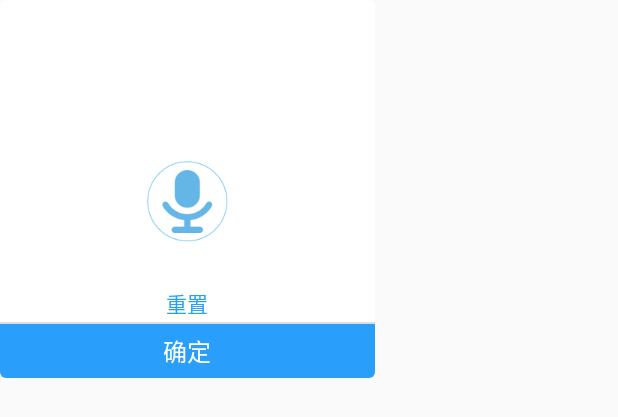
After one commit to 66668/IflytekSample, an Android app: the layout dialog_speek.xml on its own in the app's theme, with its tools: preview values and no code run, on a phone screen of 412 x 824 dp. The commit adds this screen. Shown: the top 417 px of the screen. Run offline under Robolectric (Android 15) with nearby library versions, the light colour scheme and no system bars.

Commit message:
讯飞自定义 录音动画效果

```diff
--- a/app/src/main/AndroidManifest.xml
+++ b/app/src/main/AndroidManifest.xml
@@ -47,6 +47,12 @@
 
         <activity
             android:name="com.iflytek.voicedemo.IatDemo"
+            android:configChanges="mcc|mnc|locale|touchscreen|keyboard|keyboardHidden|navigation|orientation|screenLayout|fontScale"
+            android:screenOrientation="portrait" >
+        </activity>
+
+        <activity
+            android:name="com.iflytek.voicedemo.MyIatDemoActivity"
             android:configChanges="mcc|mnc|locale|touchscreen|keyboard|keyboardHidden|navigation|orientation|screenLayout|fontScale"
             android:screenOrientation="portrait" >
         </activity>
--- a/app/src/main/java/com/iflytek/voicedemo/IatDemo.java
+++ b/app/src/main/java/com/iflytek/voicedemo/IatDemo.java
@@ -142,8 +142,8 @@ public class IatDemo extends Activity implements OnClickListener {
 			mIatResults.clear();
 			// 设置参数
 			setParam();
-			boolean isShowDialog = mSharedPreferences.getBoolean(
-					getString(R.string.pref_key_iat_show), true);
+
+			boolean isShowDialog = mSharedPreferences.getBoolean(getString(R.string.pref_key_iat_show), true);
 			if (isShowDialog) {
 				// 显示听写对话框
 				mIatDialog.setListener(mRecognizerDialogListener);
@@ -158,6 +158,7 @@ public class IatDemo extends Activity implements OnClickListener {
 					showTip(getString(R.string.text_begin));
 				}
 			}
+
 			break;
 		// 音频流识别
 		case R.id.iat_recognize_stream:
--- /dev/null
+++ b/app/src/main/res/drawable/daofu_dialog_bg.xml
@@ -0,0 +1,6 @@
+<?xml version="1.0" encoding="utf-8"?>
+<shape xmlns:android="http://schemas.android.com/apk/res/android"
+    android:shape="rectangle">
+    <corners android:radius="4dp" />
+    <solid android:color="@android:color/white" />
+</shape>
--- /dev/null
+++ b/app/src/main/res/drawable/speek_bottom_btncolor.xml
@@ -0,0 +1,9 @@
+<?xml version="1.0" encoding="utf-8"?>
+<shape xmlns:android="http://schemas.android.com/apk/res/android"
+    android:shape="rectangle" >
+    <solid android:color="#299FFB" />
+    <corners
+        android:bottomLeftRadius="4dp"
+        android:bottomRightRadius="4dp" />
+
+</shape>
--- /dev/null
+++ b/app/src/main/res/layout/dialog_speek.xml
@@ -0,0 +1,85 @@
+<?xml version="1.0" encoding="utf-8"?><!--弹窗 大客户 有确定按钮-->
+<LinearLayout xmlns:android="http://schemas.android.com/apk/res/android"
+    android:layout_width="wrap_content"
+    android:layout_height="wrap_content"
+    android:orientation="vertical">
+
+    <RelativeLayout
+        android:focusable="true"
+        android:focusableInTouchMode="true"
+        android:layout_width="250dp"
+        android:layout_height="252dp"
+        android:layout_gravity="center_horizontal"
+        android:background="@drawable/daofu_dialog_bg"
+        android:orientation="vertical">
+
+        <!--展示结果-->
+        <EditText
+            android:background="@null"
+            android:id="@+id/tv_Result"
+            android:layout_width="match_parent"
+            android:layout_height="80dp"
+            android:ellipsize="end"
+            android:gravity="center_vertical"
+            android:lines="3"
+            android:paddingEnd="10dp"
+            android:paddingStart="10dp"
+            android:textSize="16sp" />
+        <!--展示动画 布局高度= 120dp-->
+        <RelativeLayout
+            android:layout_width="match_parent"
+            android:layout_below="@+id/tv_Result"
+            android:layout_above="@+id/tv_control"
+            android:layout_height="wrap_content">
+
+            <!--说话动画效果-->
+            <ImageView
+                android:id="@+id/img_change"
+                android:background="@mipmap/recorder_player2"
+                android:layout_width="wrap_content"
+                android:layout_centerInParent="true"
+                android:layout_height="wrap_content" />
+        </RelativeLayout>
+        <!--控制-->
+        <TextView
+            android:id="@+id/tv_control"
+            android:layout_width="100dp"
+            android:layout_centerHorizontal="true"
+            android:layout_height="25dp"
+            android:layout_alignParentBottom="true"
+            android:layout_marginBottom="37dp"
+            android:gravity="center"
+            android:textSize="14sp"
+            android:text="重置"
+            android:textColor="#299FFB" />
+
+        <!--灰线-->
+        <View
+            android:layout_width="match_parent"
+            android:layout_height="1dp"
+            android:layout_alignParentBottom="true"
+            android:layout_marginBottom="36dp"
+            android:background="#FFdddddd" />
+        <TextView
+            android:id="@+id/tv_sure"
+            android:layout_width="match_parent"
+            android:layout_height="36dp"
+            android:layout_alignParentBottom="true"
+            android:background="@drawable/speek_bottom_btncolor"
+            android:gravity="center"
+            android:text="确定"
+            android:textColor="@color/white"
+            android:textSize="16sp" />
+
+
+    </RelativeLayout>
+
+    <ImageView
+        android:id="@+id/tv_cancel"
+        android:layout_width="wrap_content"
+        android:layout_height="wrap_content"
+        android:layout_gravity="center_horizontal"
+        android:layout_marginTop="44dp"
+        android:background="@mipmap/daofu_close" />
+
+</LinearLayout>
--- a/app/src/main/res/values/strings.xml
+++ b/app/src/main/res/values/strings.xml
@@ -160,4 +160,8 @@
         <item>开启</item>
         <item>关闭</item>
     </string-array>
+
+    <!--自定义讯飞语音-->
+    <string name="recorder_Listening">正在听...</string>
+    <string name="recorder_restart">点击重录</string>
 </resources>
```
Also changed, not shown: app/src/main/java/com/iflytek/voicedemo/MainActivity.java (+23 -19 lines), app/src/main/java/com/iflytek/voicedemo/MyIatDemoActivity.java (added, +51 -0 lines), app/src/main/java/com/iflytek/voicedemo/SpeekDialog.java (added, +494 -0 lines), app/src/main/res/layout/act_iatdemo.xml (added, +33 -0 lines), app/src/main/res/values/styles.xml (+10 -0 lines), app/src/main/res/mipmap-xhdpi/daofu_close.png (added), app/src/main/res/mipmap-xhdpi/recorder_player1.png (added), app/src/main/res/mipmap-xhdpi/recorder_player2.png (added), app/src/main/res/mipmap-xhdpi/recorder_player3.png (added), app/src/main/res/mipmap-xhdpi/recorder_player4.png (added), app/src/main/res/mipmap-xhdpi/recorder_player5.png (added), app/src/main/res/mipmap-xhdpi/recorder_player6.png (added), app/src/main/res/mipmap-xhdpi/recorder_player7.png (added), app/src/main/res/mipmap-xhdpi/recorder_player8.png (added).
